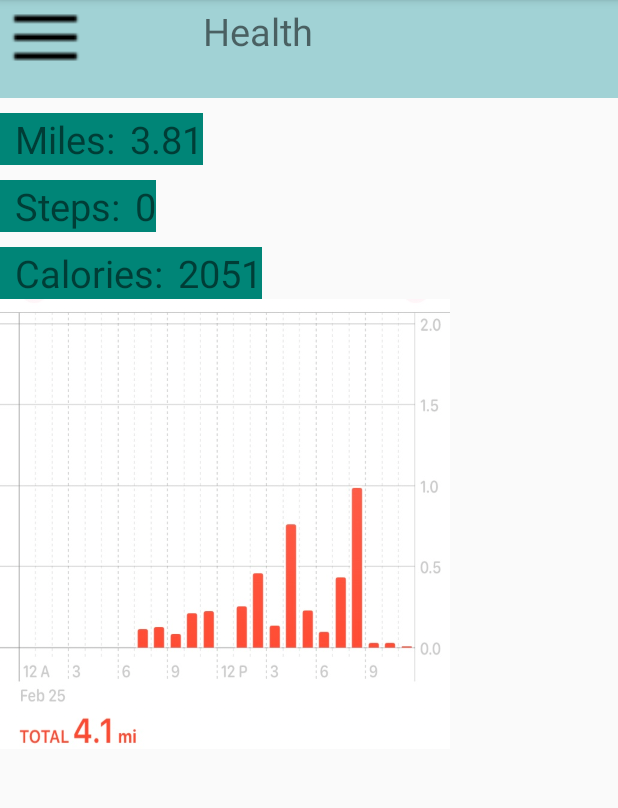
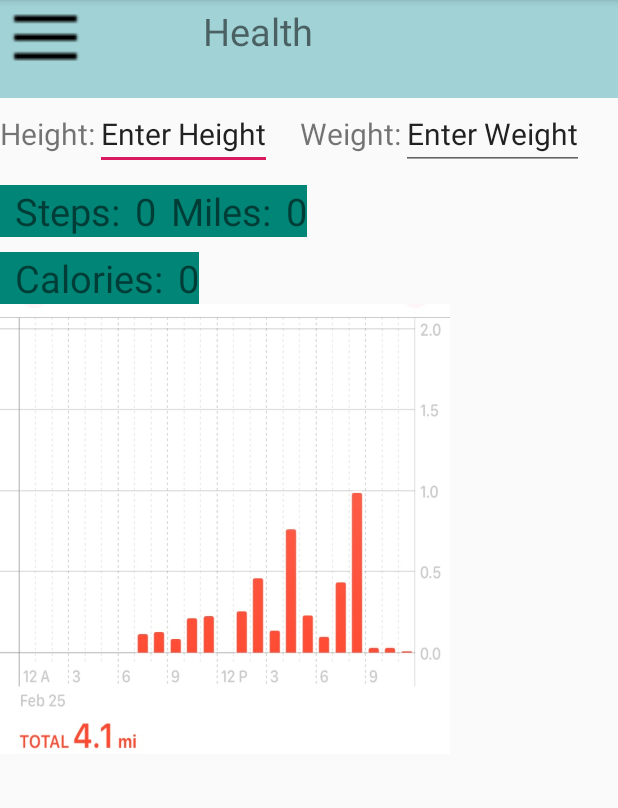
Before and after one commit to BaileyFrederick/FinalProject, an Android app: the HealthActivity screen opened directly, with no data from a screen before it, on a phone screen of 412 x 824 dp, the part 84-892 px from its top. Run offline under Robolectric (Android 15) with nearby library versions, the phone set to English and light mode, and no system bars.

Commit message:
updated health activity features

```diff
--- a/app/src/main/java/com/example/finalproject/HealthActivity.java
+++ b/app/src/main/java/com/example/finalproject/HealthActivity.java
@@ -10,12 +10,18 @@ import android.support.v7.app.AppCompatActivity;
 import android.util.Log;
 import android.widget.TextView;
 
+import org.w3c.dom.Text;
+
 public class HealthActivity extends AppCompatActivity implements SensorEventListener {
 
     SensorManager sm;
     Sensor s;
     Sensor l;
     TextView step;
+    TextView miles;
+    TextView calories;
+    TextView height;
+    TextView weight;
     int steps = 0;
 
     @Override
@@ -29,6 +35,12 @@ public class HealthActivity extends AppCompatActivity implements SensorEventList
         sm.registerListener(this,s, 500000);
         l = sm.getDefaultSensor(Sensor.TYPE_HEART_RATE);
         sm.registerListener(this,l,500000);
+
+        miles = (TextView) findViewById(R.id.miles);
+        calories = (TextView) findViewById(R.id.calories);
+        height = (TextView) findViewById(R.id.height);
+        weight = (TextView) findViewById(R.id.weight);
+
     }
 
     @Override
@@ -56,5 +68,13 @@ public class HealthActivity extends AppCompatActivity implements SensorEventList
             Log.v("MYTAG", ""+e.getLocalizedMessage());
         }
 
+        double totalMiles = steps*0.00047348484848485;
+        double totalMilesRounded = Math.round(totalMiles*100.0)/100.0;
+        String totalMilesString = Double.toString(totalMilesRounded);
+        miles.setText(totalMilesString);
+
+        double totalCals = steps*0.05;
+        String totalCalsString = Double.toString(totalCals);
+        calories.setText(totalCalsString);
     }
 }
--- a/app/src/main/res/layout/activity_health.xml
+++ b/app/src/main/res/layout/activity_health.xml
@@ -28,26 +28,35 @@
     <LinearLayout
         android:layout_width="wrap_content"
         android:layout_height="wrap_content"
-        android:orientation="horizontal"
-        android:background="@color/colorPrimary"
-        android:layout_marginTop="10dp">
+        android:orientation="horizontal">
 
         <TextView
             android:layout_width="wrap_content"
             android:layout_height="wrap_content"
-            android:text="Miles:"
-            android:layout_marginLeft="10dp"
-            android:layout_marginRight="10dp"
-            android:textSize="25dp"/>
-
+            android:textSize="20dp"
+            android:text="Height:"/>
+        <EditText
+            android:layout_width="wrap_content"
+            android:layout_height="wrap_content"
+            android:textSize="20dp"
+            android:text="Enter Height"
+            android:id="@+id/height"
+            />
         <TextView
             android:layout_width="wrap_content"
             android:layout_height="wrap_content"
-            android:text="3.81"
-            android:textSize="25dp"
+            android:textSize="20dp"
+            android:text="    Weight:"/>
+        <EditText
+            android:layout_width="wrap_content"
+            android:layout_height="wrap_content"
+            android:textSize="20dp"
+            android:text="Enter Weight"
+            android:id="@+id/weight"
             />
 
     </LinearLayout>
+
 
     <LinearLayout
         android:layout_width="wrap_content"
@@ -72,7 +81,25 @@
             android:id="@+id/step"
             />
 
+        <TextView
+            android:layout_width="wrap_content"
+            android:layout_height="wrap_content"
+            android:text="Miles:"
+            android:layout_marginLeft="10dp"
+            android:layout_marginRight="10dp"
+            android:textSize="25dp"/>
+
+        <TextView
+            android:layout_width="wrap_content"
+            android:layout_height="wrap_content"
+            android:text="0"
+            android:textSize="25dp"
+            android:id="@+id/miles"
+            />
+
+
     </LinearLayout>
+
 
     <LinearLayout
         android:layout_width="wrap_content"
@@ -92,7 +119,8 @@
         <TextView
             android:layout_width="wrap_content"
             android:layout_height="wrap_content"
-            android:text="2051"
+            android:text="0"
+            android:id="@+id/calories"
             android:textSize="25dp"
             />
 
--- a/build.gradle
+++ b/build.gradle
@@ -8,6 +8,7 @@ buildscript {
     }
     dependencies {
         classpath 'com.android.tools.build:gradle:3.3.0'
+        classpath 'com.google.gms:google-services:4.0.1'
 
         // NOTE: Do not place your application dependencies here; they belong
         // in the individual module build.gradle files
```
